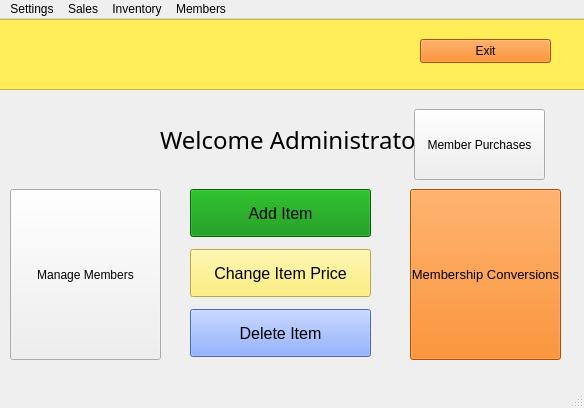
Above: admin.ui from P4TOO/BulkClub-System before the change. Below: the same form after it.
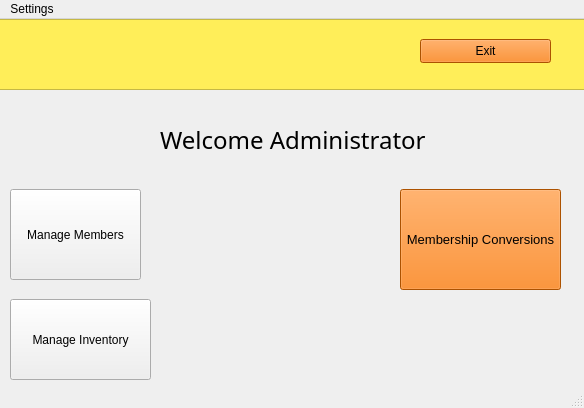
That is the form after the change. Icons and pictures are not drawn.

Commit message: deleted dropdown menu functions except for save

```diff
--- a/admin.ui
+++ b/admin.ui
@@ -59,48 +59,6 @@
      <pixmap>../Misc 2/Downloads/output-onlinepngtools.png</pixmap>
     </property>
    </widget>
-   <widget class="QPushButton" name="changeItemPrice">
-    <property name="geometry">
-     <rect>
-      <x>190</x>
-      <y>230</y>
-      <width>181</width>
-      <height>48</height>
-     </rect>
-    </property>
-    <property name="font">
-     <font>
-      <pointsize>12</pointsize>
-     </font>
-    </property>
-    <property name="styleSheet">
-     <string notr="true">background-color:rgb(255, 238, 89)</string>
-    </property>
-    <property name="text">
-     <string>Change Item Price</string>
-    </property>
-   </widget>
-   <widget class="QPushButton" name="deleteItem">
-    <property name="geometry">
-     <rect>
-      <x>190</x>
-      <y>290</y>
-      <width>181</width>
-      <height>48</height>
-     </rect>
-    </property>
-    <property name="font">
-     <font>
-      <pointsize>12</pointsize>
-     </font>
-    </property>
-    <property name="styleSheet">
-     <string notr="true">background-color: rgb(105, 146, 255)</string>
-    </property>
-    <property name="text">
-     <string>Delete Item</string>
-    </property>
-   </widget>
    <widget class="QLabel" name="label">
     <property name="geometry">
      <rect>
@@ -120,34 +78,13 @@
      <string>Welcome Administrator</string>
     </property>
    </widget>
-   <widget class="QPushButton" name="addItem">
-    <property name="geometry">
-     <rect>
-      <x>190</x>
-      <y>170</y>
-      <width>181</width>
-      <height>48</height>
-     </rect>
-    </property>
-    <property name="font">
-     <font>
-      <pointsize>12</pointsize>
-     </font>
-    </property>
-    <property name="styleSheet">
-     <string notr="true">background-color:rgb(0, 139, 0)</string>
-    </property>
-    <property name="text">
-     <string>Add Item</string>
-    </property>
-   </widget>
    <widget class="QPushButton" name="membershipConversions">
     <property name="geometry">
      <rect>
-      <x>410</x>
+      <x>400</x>
       <y>170</y>
-      <width>151</width>
-      <height>171</height>
+      <width>161</width>
+      <height>101</height>
      </rect>
     </property>
     <property name="font">
@@ -170,25 +107,25 @@
      <rect>
       <x>10</x>
       <y>170</y>
-      <width>151</width>
-      <height>171</height>
-     </rect>
-    </property>
-    <property name="text">
-     <string>Manage Members</string>
-    </property>
-   </widget>
-   <widget class="QPushButton" name="MemberPurchasesPushButton">
-    <property name="geometry">
-     <rect>
-      <x>414</x>
-      <y>90</y>
       <width>131</width>
-      <height>71</height>
+      <height>91</height>
      </rect>
     </property>
     <property name="text">
-     <string>Member Purchases</string>
+     <string>Manage Members</string>
+    </property>
+   </widget>
+   <widget class="QPushButton" name="ManageInventoryPushbutton">
+    <property name="geometry">
+     <rect>
+      <x>10</x>
+      <y>280</y>
+      <width>141</width>
+      <height>81</height>
+     </rect>
+    </property>
+    <property name="text">
+     <string>Manage Inventory</string>
     </property>
    </widget>
   </widget>
@@ -207,33 +144,7 @@
     </property>
     <addaction name="actionSave"/>
    </widget>
-   <widget class="QMenu" name="menuSales">
-    <property name="title">
-     <string>Sales</string>
-    </property>
-    <addaction name="actionSales_Report"/>
-    <addaction name="actionPurchases_Chart"/>
-    <addaction name="actionMember_Purchases"/>
-   </widget>
-   <widget class="QMenu" name="menuInventory">
-    <property name="title">
-     <string>Inventory</string>
-    </property>
-    <addaction name="actionManage_Inventory"/>
-    <addaction name="actionItem_List"/>
-    <addaction name="actionItem_Search"/>
-   </widget>
-   <widget class="QMenu" name="menuMembers">
-    <property name="title">
-     <string>Members</string>
-    </property>
-    <addaction name="actionMember_Search"/>
-    <addaction name="actionUpgrade_Downgrade_List"/>
-   </widget>
    <addaction name="menuSettings"/>
-   <addaction name="menuSales"/>
-   <addaction name="menuInventory"/>
-   <addaction name="menuMembers"/>
   </widget>
   <widget class="QStatusBar" name="statusbar"/>
   <action name="actionSave">
```
The commit also changes 2 other files.
